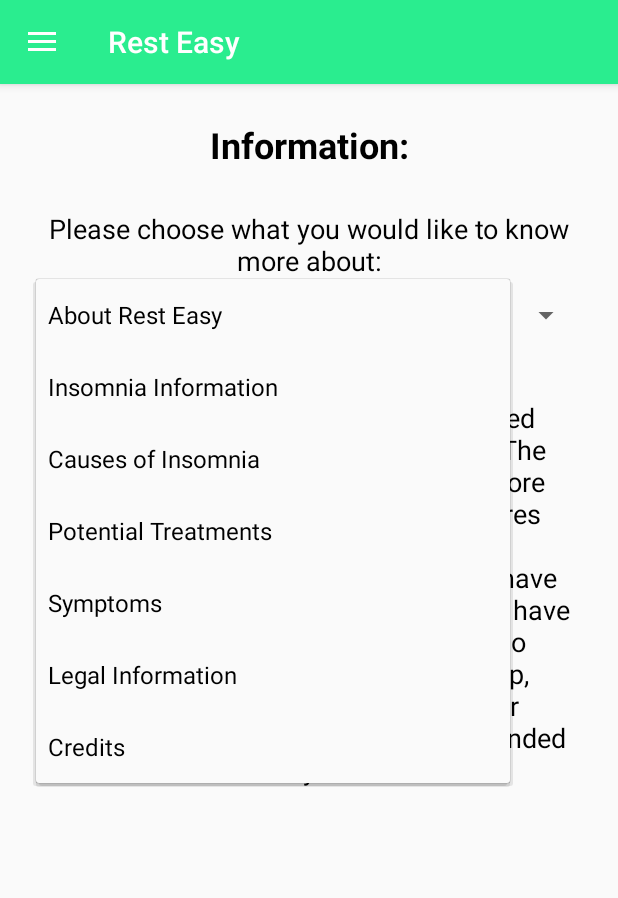
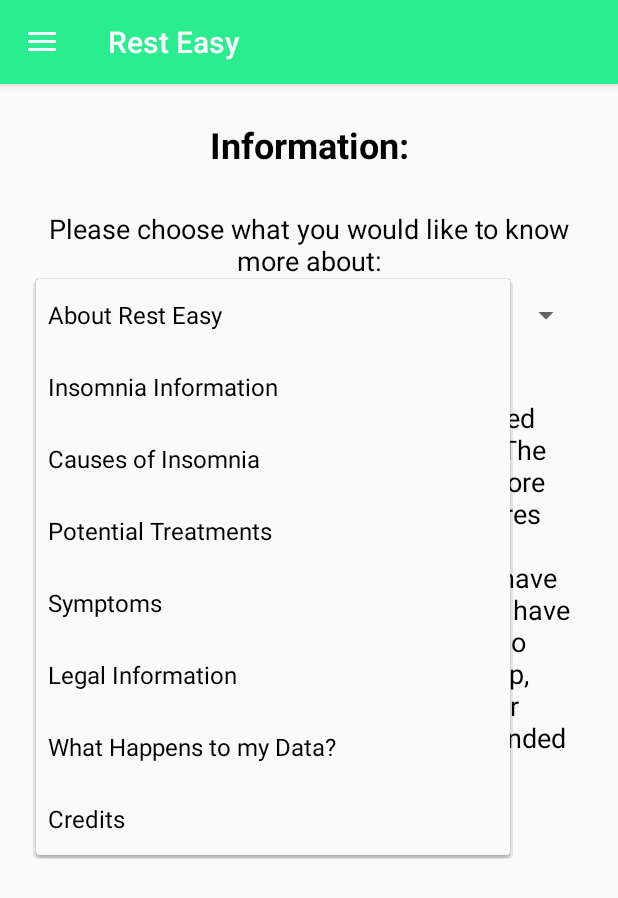
Before and after one commit to RosabelleArmstead/softeng-cw, an Android app: the Information screen opened directly, with no data from a screen before it, after a tap on "About Rest Easy", on a phone screen of 412 x 824 dp. Shown: the top 898 px of the screen. Run offline under Robolectric (Android 15) with nearby library versions, the light colour scheme and no system bars; our stand-ins replace Firebase (no records; nobody signed in at launch, a user with empty details on screens opened directly); libraries missing offline, so code that uses them is left out: com.firebase.ui.

Commit message:
Added data information

```diff
--- a/app/src/main/java/com2027/cw/group7/resteasy/Information.java
+++ b/app/src/main/java/com2027/cw/group7/resteasy/Information.java
@@ -66,6 +66,9 @@
                 else if(selectedItem.equals("Legal Information")){
                     info_show.setText(R.string.legal);
                 }
+                else if(selectedItem.equals("What Happens to my Data?")){
+                    info_show.setText(R.string.whathappenstodata);
+                }
                 else if(selectedItem.equals("Credits")){
                     info_show.setText(R.string.credits);
                 }
--- a/app/src/main/java/com2027/cw/group7/resteasy/SleepCalendar.java
+++ b/app/src/main/java/com2027/cw/group7/resteasy/SleepCalendar.java
@@ -38,6 +38,8 @@
         FirebaseUser user = FirebaseAuth.getInstance().getCurrentUser();
         final SleepCalendar context = this;
         final Date date = Calendar.getInstance().getTime(); //Get current date
+
+
 
         /*
         myDb = new DatabaseHelper(this);
--- a/app/src/main/java/com2027/cw/group7/resteasy/SleepReview.java
+++ b/app/src/main/java/com2027/cw/group7/resteasy/SleepReview.java
@@ -111,7 +111,7 @@
                         online = true;
 
                         if (t.isSuccessful()) {
-                            Toast.makeText(SleepReview.this, "Data Inserted", Toast.LENGTH_SHORT).show();
+                            Toast.makeText(SleepReview.this, "Data Inserted\nSee the information page to find out what happens to your data", Toast.LENGTH_SHORT).show();
                         } else {
                             Toast.makeText(SleepReview.this, "Data Insertion Failed", Toast.LENGTH_SHORT).show();
                         }
--- a/app/src/main/res/layout/activity_sleep_calendar.xml
+++ b/app/src/main/res/layout/activity_sleep_calendar.xml
@@ -3,6 +3,8 @@
     android:layout_width="match_parent"
     android:layout_height="match_parent"
     android:orientation="vertical">
+
+
 
     <TextView
         android:layout_width="match_parent"
--- a/app/src/main/res/values/strings.xml
+++ b/app/src/main/res/values/strings.xml
@@ -34,6 +34,7 @@
         <item>Potential Treatments</item>
         <item>Symptoms</item>
         <item>Legal Information</item>
+        <item>What Happens to my Data?</item>
         <item>Credits</item>
     </string-array>
 
@@ -50,6 +51,7 @@
     <string name="treatments">Similar to causes of insomnia, there are many different treatments which will vary in effectiveness depending on the person using the treatment. Some treatments are environmental like sleeping in a dark area, using ear plugs to block out noise, using soundscapes to create a relaxing environment and ensure that your sleeping environment is comfortable. Other important factors which have a large impact on your sleep can include maintaining a sleep schedule, avoid using any devices for a period before sleep as the blue light emitted will make it increasingly difficult to get to sleep and to increase the amount of exercise undertaken along with a whole bunch of other treatments which may help you as an individual. Rest Easy hopes to help you identify which treatments may help you.</string>
     <string name="symptoms" translatable="false">Symptoms of insomnia come in many different forms differ depending on the severity of the insomnia and the individual. Some known symptoms are difficulty sleeping, waking up repeatedly during the night, generally feeling tired and having a lack of concentration or waking up early and not being able to go back to sleep. All of the symptoms mentioned above have to had occurred over a significant time period as if it juct happens for a couple of days it may be a result of jet lag or similar events. </string>
     <string name="legal">Rest Easy ensures that it complies with all legal regulations. All data provided to us by any user will be held in line with the Data Protection Act 1998 so you know it will be held securely and will only be used for the purposes expected. All treatments suggested by Rest Easy will not be of a medical nature and so will not advise you to take any medication. If your condition becomes severe, please consult your GP.</string>
+    <string name="whathappenstodata">All data you submit is held securely and anonymously in a Google database in line with GPDR (The General Data Protection Regulation) and processed accordingly. We will not share your data with any third parties.</string>
     <string name="credits">Concentration Kevin MacLeod (incompetech.com), Fresh Air Kevin MacLeod (incompetech.com), Soaring Kevin MacLeod (incompetech.com), All Licensed under Creative Commons: By Attribution 3.0 License http://creativecommons.org/licenses/by/3.0/</string>
     <string name="comment">Add a Comment</string>
     <string name="login_menu">Login</string>
```
